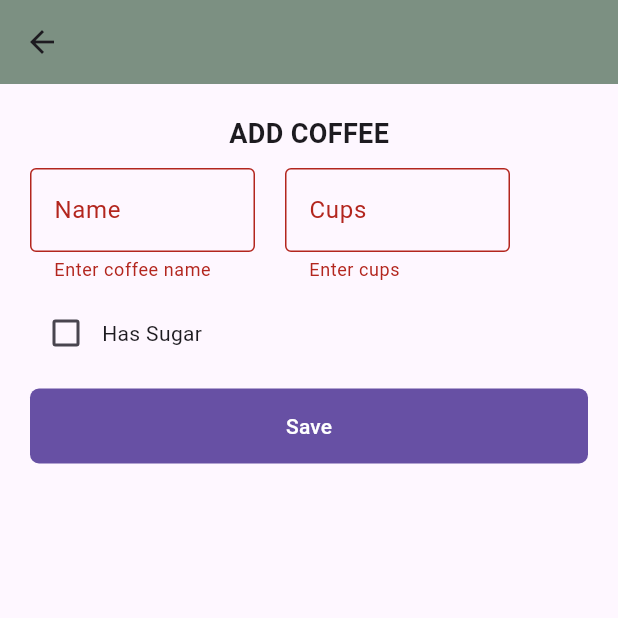
After one commit to jemarc27/Coffee-Recorder, a Flutter app: the AddCoffee screen opened by its route, after a tap on "Save", on a phone screen of 412 x 824 dp, the top half of it. The commit adds this screen. Run offline on Flutter 3.47's test engine with Material 3 defaults, Android fonts, the phone set to English and light mode, and no system bars.

Commit message:
Dynamic1222

```diff
--- a/lib/main.dart
+++ b/lib/main.dart
@@ -1,10 +1,14 @@
 import 'package:flutter/material.dart';
 import 'package:my_app/pages/Dashboard.dart';
 import 'package:my_app/pages/Listitem.dart';
+import 'package:my_app/pages/NewCoffee.dart';
 
 
 void main() {
   runApp(MaterialApp(
-    home: Listitem(),
+ routes: {
+   '/' : (context) => Listitem(),
+   '/Add' : (context) => AddCoffee()
+ },
   ));
 }
--- a/lib/pages/Listitem.dart
+++ b/lib/pages/Listitem.dart
@@ -38,6 +38,12 @@ class _ListitemState extends State<Listitem> {
             return Itemcard(coffee: coffee);
           }).toList(),
     ),
+      floatingActionButton: FloatingActionButton(
+        onPressed: () {
+          Navigator.pushNamed(context, '/Add');
+        },
+        child: Icon(Icons.add),
+      ),
     );
 
   }
--- /dev/null
+++ b/lib/pages/NewCoffee.dart
@@ -0,0 +1,132 @@
+import 'package:flutter/material.dart';
+
+class AddCoffee extends StatefulWidget {
+  const AddCoffee({super.key});
+
+  @override
+  State<AddCoffee> createState() => _AddCoffeeState();
+}
+
+class _AddCoffeeState extends State<AddCoffee> {
+  final _formKey = GlobalKey<FormState>();
+  String _coffeeName = '';
+  int _cups = 0;
+  bool _hasSugar = false;
+
+  @override
+  Widget build(BuildContext context) {
+    return Scaffold(
+      appBar: AppBar(
+        backgroundColor: Color(0xFF7C9082),
+      ),
+      body: Container(
+        margin: EdgeInsets.all(20),
+        child: Form(
+          key: _formKey,
+          child: Column(
+            children: [
+              Text('ADD COFFEE', style: TextStyle(fontSize: 18, fontWeight: FontWeight.bold)),
+              SizedBox(height: 10),
+
+              /// Name and Cups side-by-side
+              Row(
+                children: [
+                  /// Coffee Name Field
+                  Container(
+                    width: 150,
+                    child: TextFormField(
+                      decoration: InputDecoration(
+                        labelText: 'Name',
+                        border: OutlineInputBorder(),
+                        focusedBorder: OutlineInputBorder(
+                          borderSide: BorderSide(color: Colors.teal),
+                          borderRadius: BorderRadius.circular(14),
+                        ),
+                      ),
+                      onChanged: (value) => _coffeeName = value,
+                      validator: (value) {
+                        if (value == null || value.isEmpty) {
+                          return 'Enter coffee name';
+                        }
+                        return null;
+                      },
+                    ),
+                  ),
+                  SizedBox(width: 20),
+
+                  /// Number of Cups Field
+                  Container(
+                    width: 150,
+                    child: TextFormField(
+                      keyboardType: TextInputType.number,
+                      decoration: InputDecoration(
+                        labelText: 'Cups',
+                        border: OutlineInputBorder(),
+                        focusedBorder: OutlineInputBorder(
+                          borderSide: BorderSide(color: Colors.teal),
+                          borderRadius: BorderRadius.circular(14),
+                        ),
+                      ),
+                      onChanged: (value) {
+                        _cups = int.tryParse(value) ?? 0;
+                      },
+                      validator: (value) {
+                        if (value == null || value.isEmpty) {
+                          return 'Enter cups';
+                        }
+                        if (int.tryParse(value) == null) {
+                          return 'Invalid number';
+                        }
+                        return null;
+                      },
+                    ),
+                  ),
+                ],
+              ),
+
+              SizedBox(height: 10),
+
+              /// Sugar Checkbox
+              Row(
+                children: [
+                  Checkbox(
+                    value: _hasSugar,
+                    onChanged: (bool? value) {
+                      setState(() {
+                        _hasSugar = value ?? false;
+                      });
+                    },
+                  ),
+                  Text('Has Sugar'),
+                ],
+              ),
+
+              SizedBox(height: 13),
+
+              /// Save Button
+              FilledButton(
+                onPressed: () {
+                  if (_formKey.currentState!.validate()) {
+                    ScaffoldMessenger.of(context).showSnackBar(
+                      SnackBar(
+                        content: Text('Saved: $_coffeeName, $_cups cups, Sugar: $_hasSugar'),
+                      ),
+                    );
+                    print('The form is validated');
+                  }
+                },
+                style: FilledButton.styleFrom(
+                  shape: RoundedRectangleBorder(
+                    borderRadius: BorderRadius.circular(6),
+                  ),
+                  minimumSize: Size(double.infinity, 50),
+                ),
+                child: Text('Save'),
+              ),
+            ],
+          ),
+        ),
+      ),
+    );
+  }
+}
```
